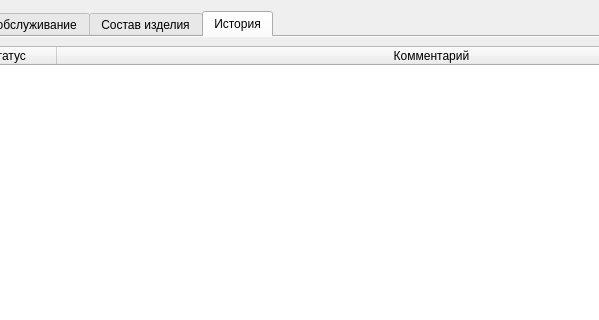
Above: Remont/cardprodwindow.ui from AlexeyScherbakov2021/Remont2 before the change; both pictures show x 166 to 765 and y 0 to 320 of the 995 by 568 pixel window. Below: the same form after it.
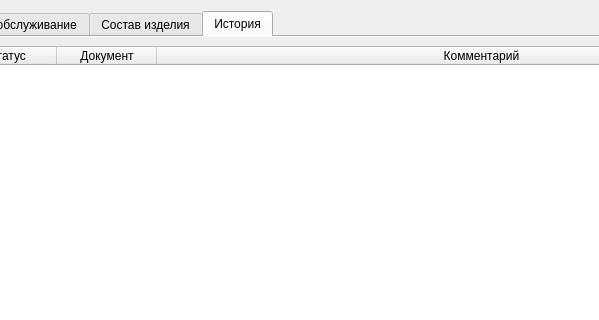
That is the form after the change. The open tabs and pages were chosen to show the change. Icons and pictures are not drawn. Custom widgets are drawn as their Qt base class.

The edit to the form file:
```diff
--- a/Remont/cardprodwindow.ui
+++ b/Remont/cardprodwindow.ui
@@ -644,6 +644,11 @@
            <string>Статус</string>
           </property>
          </column>
+         <column>
+          <property name="text">
+           <string>Документ</string>
+          </property>
+         </column>
          <column>
           <property name="text">
            <string>Комментарий</string>
```
